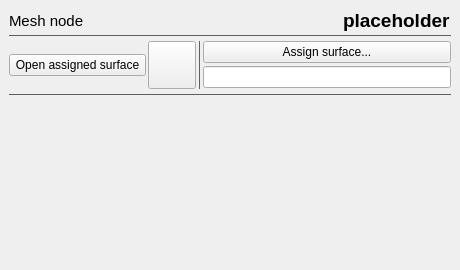
Old version of the form code/qttoolkit/contentbrowser/ui/modelnodeinfowidget.ui in the repository gscept/nebula-trifid.
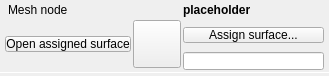
New version of the form. Custom widgets are drawn as their Qt base class.

```diff
--- a/code/qttoolkit/contentbrowser/ui/modelnodeinfowidget.ui
+++ b/code/qttoolkit/contentbrowser/ui/modelnodeinfowidget.ui
@@ -6,12 +6,12 @@
    <rect>
     <x>0</x>
     <y>0</y>
-    <width>460</width>
-    <height>270</height>
+    <width>329</width>
+    <height>76</height>
    </rect>
   </property>
   <property name="sizePolicy">
-   <sizepolicy hsizetype="Preferred" vsizetype="Preferred">
+   <sizepolicy hsizetype="Minimum" vsizetype="Minimum">
     <horstretch>0</horstretch>
     <verstretch>0</verstretch>
    </sizepolicy>
@@ -22,80 +22,111 @@
     <height>0</height>
    </size>
   </property>
-  <property name="font">
-   <font>
-    <family>Segoe UI</family>
-   </font>
-  </property>
   <property name="windowTitle">
    <string>Frame</string>
   </property>
   <property name="autoFillBackground">
-   <bool>true</bool>
-  </property>
-  <property name="styleSheet">
-   <string notr="true"/>
+   <bool>false</bool>
   </property>
   <property name="frameShape">
    <enum>QFrame::NoFrame</enum>
   </property>
   <property name="frameShadow">
-   <enum>QFrame::Plain</enum>
+   <enum>QFrame::Sunken</enum>
   </property>
   <layout class="QGridLayout" name="gridLayout">
-   <property name="margin">
-    <number>9</number>
+   <property name="leftMargin">
+    <number>0</number>
+   </property>
+   <property name="topMargin">
+    <number>2</number>
+   </property>
+   <property name="rightMargin">
+    <number>0</number>
+   </property>
+   <property name="bottomMargin">
+    <number>2</number>
    </property>
    <property name="spacing">
     <number>2</number>
    </property>
-   <item row="8" column="0" colspan="7">
-    <spacer name="verticalSpacer">
-     <property name="orientation">
-      <enum>Qt::Vertical</enum>
+   <item row="0" column="0" colspan="3">
+    <layout class="QGridLayout" name="gridLayout_2">
+     <property name="verticalSpacing">
+      <number>1</number>
      </property>
-     <property name="sizeHint" stdset="0">
-      <size>
-       <width>20</width>
-       <height>40</height>
-      </size>
-     </property>
-    </spacer>
-   </item>
-   <item row="4" column="3" rowspan="2">
-    <widget class="Line" name="line_3">
+     <item row="0" column="3">
+      <widget class="QLabel" name="nodeName">
+       <property name="font">
+        <font>
+         <weight>75</weight>
+         <bold>true</bold>
+        </font>
+       </property>
+       <property name="text">
+        <string>placeholder</string>
+       </property>
+       <property name="alignment">
+        <set>Qt::AlignLeading|Qt::AlignLeft|Qt::AlignVCenter</set>
+       </property>
+      </widget>
+     </item>
+     <item row="0" column="0" colspan="3">
+      <widget class="QLabel" name="label">
+       <property name="layoutDirection">
+        <enum>Qt::LeftToRight</enum>
+       </property>
      <property name="styleSheet">
-      <string notr="true">QFrame{ color:rgb(95, 95, 95); }</string>
-     </property>
-     <property name="frameShadow">
-      <enum>QFrame::Plain</enum>
-     </property>
-     <property name="orientation">
-      <enum>Qt::Vertical</enum>
+        <string notr="true">margin-left: 5px;</string>
+       </property>
+       <property name="text">
+        <string>Mesh node</string>
+       </property>
+       <property name="alignment">
+        <set>Qt::AlignLeading|Qt::AlignLeft|Qt::AlignVCenter</set>
      </property>
     </widget>
    </item>
-   <item row="5" column="4" colspan="3">
+     <item row="3" column="3">
     <widget class="QLineEdit" name="surfacePath">
      <property name="toolTip">
       <string>Name of surface.</string>
      </property>
+       <property name="styleSheet">
+        <string notr="true">margin-right: 5px;</string>
+       </property>
      <property name="alignment">
       <set>Qt::AlignCenter</set>
      </property>
     </widget>
    </item>
-   <item row="4" column="4" colspan="3">
+     <item row="4" column="0" colspan="4">
+      <widget class="Line" name="line_2">
+       <property name="styleSheet">
+        <string notr="true">QFrame{ color: palette(base); }</string>
+       </property>
+       <property name="frameShadow">
+        <enum>QFrame::Plain</enum>
+       </property>
+       <property name="orientation">
+        <enum>Qt::Horizontal</enum>
+       </property>
+      </widget>
+     </item>
+     <item row="1" column="3" rowspan="2">
     <widget class="QPushButton" name="assignSurfaceButton">
      <property name="toolTip">
       <string>Opens the asset browser and lets you select a surface to assign.</string>
      </property>
+       <property name="styleSheet">
+        <string notr="true">margin-right: 5px;</string>
+       </property>
      <property name="text">
       <string>Assign surface...</string>
      </property>
     </widget>
    </item>
-   <item row="3" column="0" rowspan="4" colspan="2">
+     <item row="1" column="0" rowspan="3">
     <widget class="QPushButton" name="editSurfaceButton">
      <property name="sizePolicy">
       <sizepolicy hsizetype="Minimum" vsizetype="Fixed">
@@ -112,42 +143,16 @@
      <property name="toolTip">
       <string>Opens the assigned surface in the surface editor.</string>
      </property>
+       <property name="styleSheet">
+        <string notr="true">margin-left: 5px;</string>
+       </property>
      <property name="text">
       <string>Open assigned surface</string>
      </property>
     </widget>
    </item>
-   <item row="2" column="0" colspan="7">
-    <widget class="Line" name="line">
-     <property name="styleSheet">
-      <string notr="true">QFrame{ color:rgb(95, 95, 95); }</string>
-     </property>
-     <property name="frameShadow">
-      <enum>QFrame::Plain</enum>
-     </property>
-     <property name="lineWidth">
-      <number>1</number>
-     </property>
-     <property name="orientation">
-      <enum>Qt::Horizontal</enum>
-     </property>
-    </widget>
-   </item>
-   <item row="7" column="0" colspan="7">
-    <widget class="Line" name="line_2">
-     <property name="styleSheet">
-      <string notr="true">QFrame{ color:rgb(95, 95, 95); }</string>
-     </property>
-     <property name="frameShadow">
-      <enum>QFrame::Plain</enum>
-     </property>
-     <property name="orientation">
-      <enum>Qt::Horizontal</enum>
-     </property>
-    </widget>
-   </item>
-   <item row="4" column="2" rowspan="2">
-    <widget class="QPushButton" name="surfaceButton">
+     <item row="1" column="1" rowspan="3" colspan="2">
+      <widget class="QtToolkitUtil::TextureToolButton" name="surfaceButton">
      <property name="sizePolicy">
       <sizepolicy hsizetype="Fixed" vsizetype="Fixed">
        <horstretch>0</horstretch>
@@ -160,50 +165,28 @@
        <height>48</height>
       </size>
      </property>
+       <property name="autoFillBackground">
+        <bool>false</bool>
+       </property>
      <property name="text">
       <string/>
      </property>
-    </widget>
-   </item>
-   <item row="0" column="0" rowspan="2" colspan="6">
-    <widget class="QLabel" name="label">
-     <property name="font">
-      <font>
-       <family>Segoe UI</family>
-       <pointsize>11</pointsize>
-      </font>
-     </property>
-     <property name="layoutDirection">
-      <enum>Qt::LeftToRight</enum>
-     </property>
-     <property name="text">
-      <string>Mesh node</string>
-     </property>
-     <property name="alignment">
-      <set>Qt::AlignLeading|Qt::AlignLeft|Qt::AlignVCenter</set>
-     </property>
-    </widget>
-   </item>
-   <item row="0" column="6" rowspan="2">
-    <widget class="QLabel" name="nodeName">
-     <property name="font">
-      <font>
-       <family>Segoe UI</family>
-       <pointsize>14</pointsize>
-       <weight>75</weight>
-       <bold>true</bold>
-      </font>
-     </property>
-     <property name="text">
-      <string>placeholder</string>
-     </property>
-     <property name="alignment">
-      <set>Qt::AlignLeading|Qt::AlignLeft|Qt::AlignVCenter</set>
-     </property>
-    </widget>
+       <property name="popupMode">
+        <enum>QToolButton::InstantPopup</enum>
+       </property>
+      </widget>
+     </item>
+    </layout>
    </item>
   </layout>
  </widget>
+ <customwidgets>
+  <customwidget>
+   <class>QtToolkitUtil::TextureToolButton</class>
+   <extends>QToolButton</extends>
+   <header>style/stylewidgets.h</header>
+  </customwidget>
+ </customwidgets>
  <resources/>
  <connections>
   <connection>
```
Left out of the diff: 19 changed lines with no effect on the pictures. Lines whose indentation alone changed are shown as unchanged.
